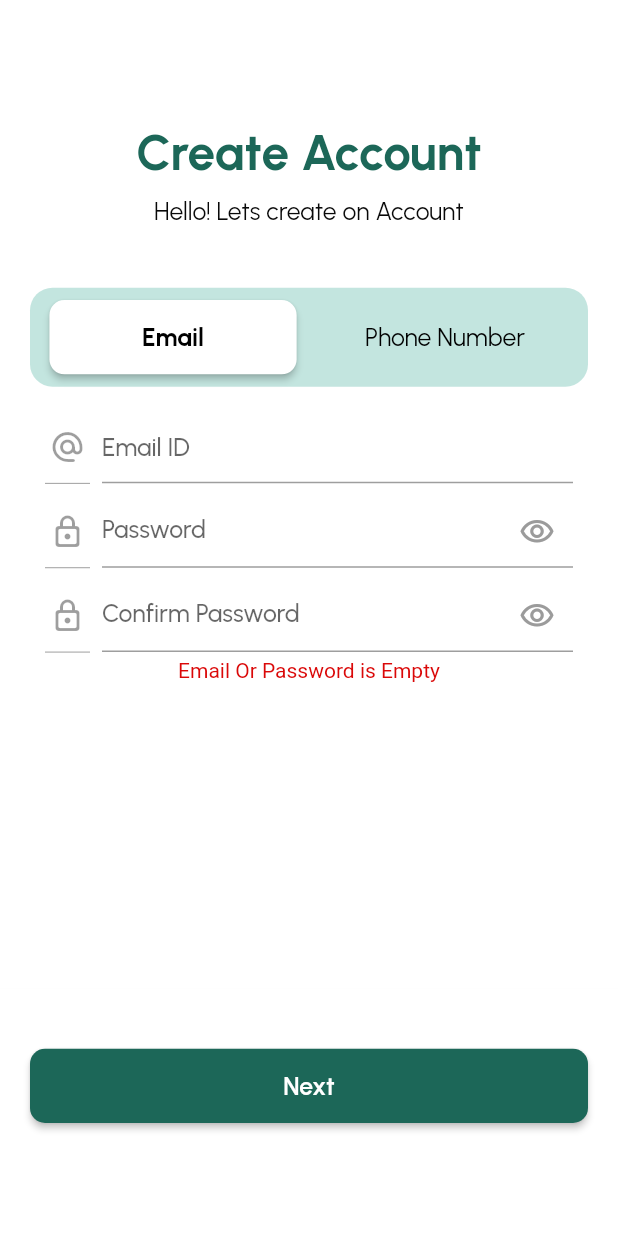
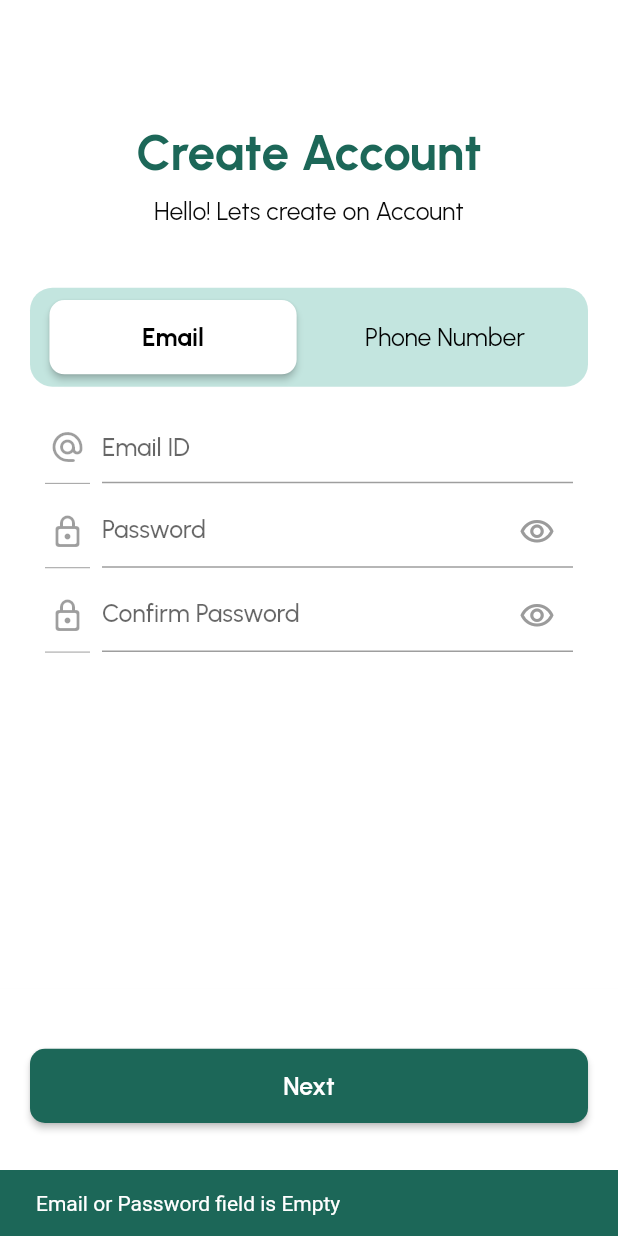
Before and after one commit to aswin-asokan/EazyGo-MAp, a Flutter app: the create_acc screen opened directly, after a tap on "Next", on a phone screen of 412 x 824 dp. Run offline on Flutter 3.47's test engine with Material 2 defaults, Android fonts, the phone set to English and light mode, and no system bars; our stand-ins replace animated_splash_screen, cloud_firestore, email_validator, firebase_auth, firebase_core, flutter_otp_text_field and 7 more; missing offline and left inert: dart:ffi, flutter_launcher_icons; accounts and stored records are empty.

```diff
--- a/lib/Profile/Edit_profile.dart
+++ b/lib/Profile/Edit_profile.dart
@@ -46,7 +46,7 @@ class _editProfileState extends State<editProfile> {
               height: 5,
             ),
             Title_m(
-                Title: "Edit Profile", context: context, Page: profilePage()),
+                Title: "Your Profile", context: context, Page: profilePage()),
             // SizedBox(
             //   height: 20,
             // ),
@@ -88,7 +88,7 @@ class _editProfileState extends State<editProfile> {
             SizedBox(
               height: 60,
             ),
-            ElevatedButton(
+            /*ElevatedButton(
                 onPressed: () async {
                   String userB = un.text;
                   String locater = l.text;
@@ -106,7 +106,7 @@ class _editProfileState extends State<editProfile> {
                   }
                 },
                 child: Text("data")),
-            MyButton(Title: "submit", onPress: () async {})
+            MyButton(Title: "submit", onPress: () async {})*/
           ],
         ),
       )),
--- a/lib/Profile/profilePage.dart
+++ b/lib/Profile/profilePage.dart
@@ -44,7 +44,7 @@ class _profilePageState extends State<profilePage> {
               height: 15,
             ),
             profileButton1(
-                title: "Edit Profile",
+                title: "Your Profile",
                 icon: Icons.edit,
                 context: context,
                 page: editProfile()),
--- a/lib/User/create_acc.dart
+++ b/lib/User/create_acc.dart
@@ -362,8 +362,10 @@ class _create_accState extends State<create_acc> {
                       child: ElevatedButton(
                           onPressed: () {
                             provider = mail.text;
-                            if (pass1.text == null || mail.text.isEmpty) {
-                              if (pass1.text != pass2.text) {
+                            if (pass1.text.isEmpty ||
+                                mail.text.isEmpty ||
+                                pass2.text.isEmpty) {
+                              /*if (pass1.text != pass2.text) {
                                 setState(() {
                                   _isvisible = true;
                                 });
@@ -374,6 +376,14 @@ class _create_accState extends State<create_acc> {
                                 });
 
                                 errormessage = "Password Doesn't Match";
+                                ScaffoldMessenger.of(context).showSnackBar(
+                                  const SnackBar(
+                                    content:
+                                        Text('Email is already Registered'),
+                                    duration: Duration(seconds: 2),
+                                    backgroundColor: Color(0xff1c6758),
+                                  ),
+                                );
                               } else {
                                 setState(() {
                                   _isvisible = true;
@@ -385,8 +395,25 @@ class _create_accState extends State<create_acc> {
                                 });
 
                                 errormessage = "Email Or Password is Empty";
-                              }
-                            } else if (pass1.text == pass2.text) {
+                              }*/
+                              ScaffoldMessenger.of(context).showSnackBar(
+                                const SnackBar(
+                                  content:
+                                      Text('Email or Password field is Empty'),
+                                  duration: Duration(seconds: 2),
+                                  backgroundColor: Color(0xff1c6758),
+                                ),
+                              );
+                            } else if (pass1.text != pass2.text) {
+                              ScaffoldMessenger.of(context).showSnackBar(
+                                const SnackBar(
+                                  content: Text('Password doesn\'t match'),
+                                  duration: Duration(seconds: 2),
+                                  backgroundColor: Color(0xff1c6758),
+                                ),
+                              );
+                            } else if (pass1.text.isNotEmpty ==
+                                pass2.text.isNotEmpty) {
                               FirebaseAuth.instance
                                   .createUserWithEmailAndPassword(
                                       email: mail.text, password: pass2.text)
@@ -398,6 +425,11 @@ class _create_accState extends State<create_acc> {
                                     backgroundColor: Color(0xff1c6758),
                                   ),
                                 );
+                                Navigator.push(
+                                    context,
+                                    (MaterialPageRoute(
+                                        builder: (context) =>
+                                            create_profile())));
                               }).onError((error, stackTrace) {
                                 print("Error SignUp:${error.toString()}");
                                 if (error is FirebaseAuthException) {
@@ -414,10 +446,6 @@ class _create_accState extends State<create_acc> {
                                   }
                                 }
                               });
-                              Navigator.push(
-                                  context,
-                                  (MaterialPageRoute(
-                                      builder: (context) => create_profile())));
                             }
 
                             setState(() {
```
Also changed, not shown: lib/User/create_profile.dart (+5 -2 lines), lib/User/create_profilePhone.dart (+5 -2 lines), pubspec.lock.
